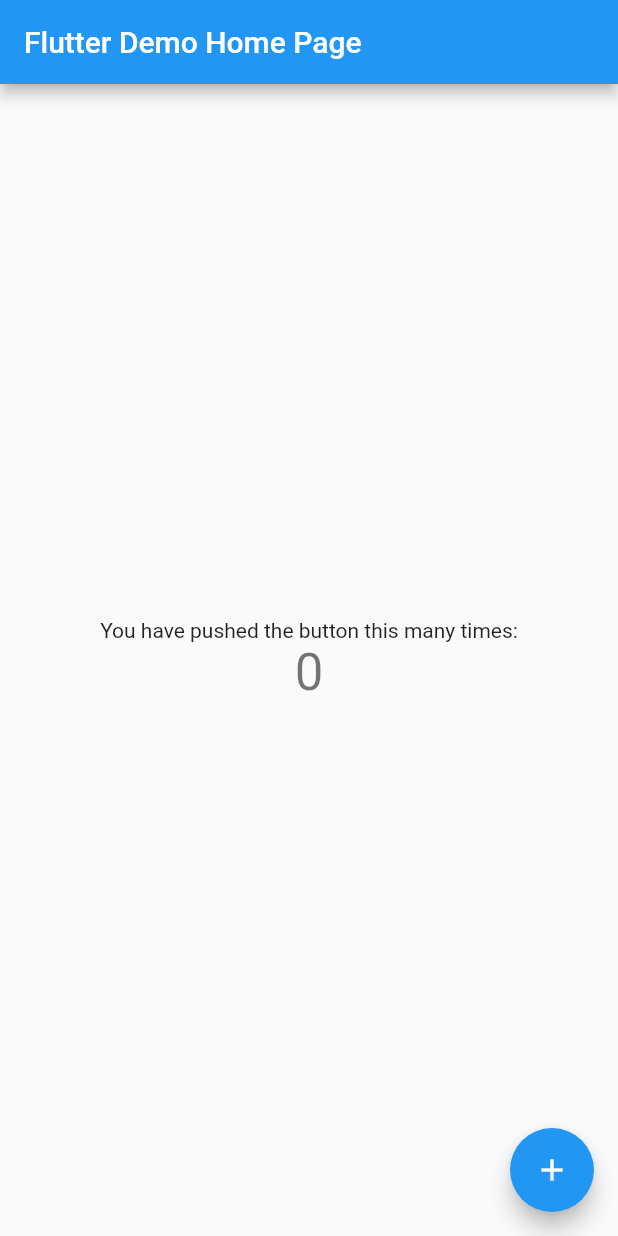
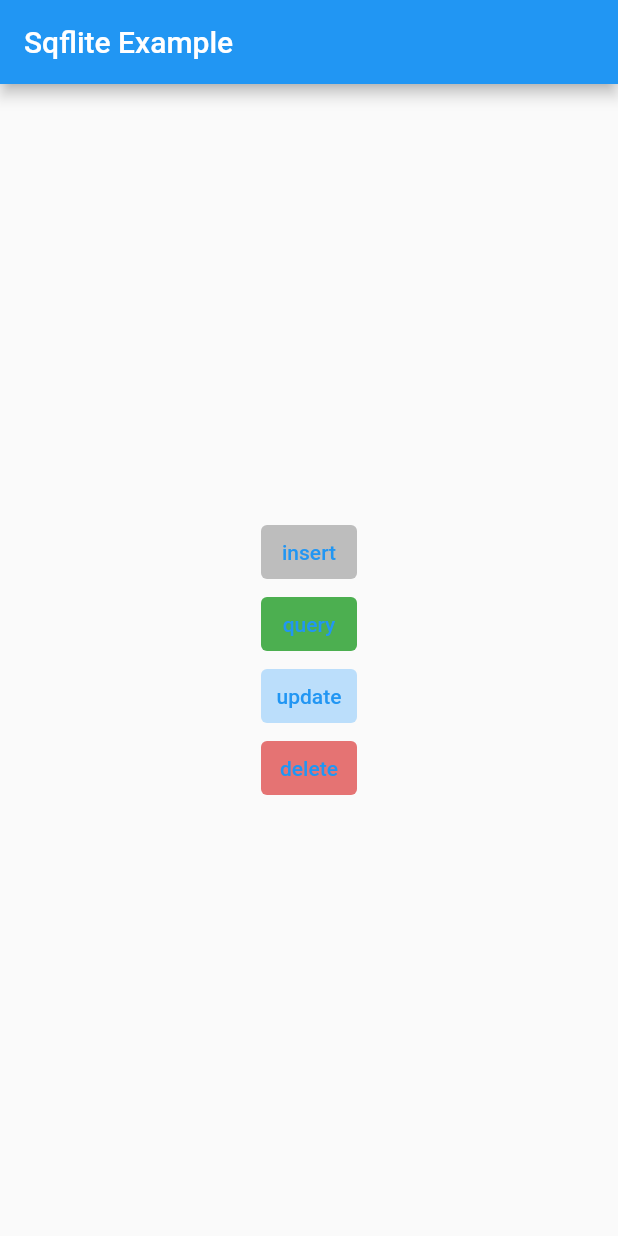
Before and after one commit to internessi/trainertimer, a Flutter app: the screen it shows after launch, on a phone screen of 412 x 824 dp. Run offline on Flutter 3.47's test engine with Material 2 defaults, Android fonts, the phone set to English and light mode, and no system bars; our stand-ins replace sqflite; accounts and stored records are empty.

Commit message:
Update main.dart

```diff
--- a/lib/main.dart
+++ b/lib/main.dart
@@ -1,113 +1,69 @@
 import 'package:flutter/material.dart';
+import 'db_helper.dart';
 
-void main() {
-  runApp(MyApp());
-}
+void main() => runApp(MaterialApp(
+      home: HomePage(),
+    ));
 
-class MyApp extends StatelessWidget {
-  // This widget is the root of your application.
+class HomePage extends StatelessWidget {
   @override
   Widget build(BuildContext context) {
-    return MaterialApp(
-      title: 'Flutter Demo',
-      theme: ThemeData(
-        // This is the theme of your application.
-        //
-        // Try running your application with "flutter run". You'll see the
-        // application has a blue toolbar. Then, without quitting the app, try
-        // changing the primarySwatch below to Colors.green and then invoke
-        // "hot reload" (press "r" in the console where you ran "flutter run",
-        // or simply save your changes to "hot reload" in a Flutter IDE).
-        // Notice that the counter didn't reset back to zero; the application
-        // is not restarted.
-        primarySwatch: Colors.blue,
-      ),
-      home: MyHomePage(title: 'Flutter Demo Home Page'),
-    );
-  }
-}
-
-class MyHomePage extends StatefulWidget {
-  MyHomePage({Key? key, required this.title}) : super(key: key);
-
-  // This widget is the home page of your application. It is stateful, meaning
-  // that it has a State object (defined below) that contains fields that affect
-  // how it looks.
-
-  // This class is the configuration for the state. It holds the values (in this
-  // case the title) provided by the parent (in this case the App widget) and
-  // used by the build method of the State. Fields in a Widget subclass are
-  // always marked "final".
-
-  final String title;
-
-  @override
-  _MyHomePageState createState() => _MyHomePageState();
-}
-
-class _MyHomePageState extends State<MyHomePage> {
-  int _counter =  0;
-
-  void _incrementCounter() {
-    setState(() {
-      // This call to setState tells the Flutter framework that something has
-      // changed in this State, which causes it to rerun the build method below
-      // so that the display can reflect the updated values. If we changed
-      // _counter without calling setState(), then the build method would not be
-      // called again, and so nothing would appear to happen.
-      _counter = _counter +3;
-    });
-  }
-
-  @override
-  Widget build(BuildContext context) {
-    // This method is rerun every time setState is called, for instance as done
-    // by the _incrementCounter method above.
-    //
-    // The Flutter framework has been optimized to make rerunning build methods
-    // fast, so that you can just rebuild anything that needs updating rather
-    // than having to individually change instances of widgets.
     return Scaffold(
         appBar: AppBar(
-        // Here we take the value from the MyHomePage object that was created by
-        // the App.build method, and use it to set our appbar title.
-        title: Text(widget.title),
+          title: Text('Sqflite Example'),
         ),
         body: Center(
-        // Center is a layout widget. It takes a single child and positions it
-        // in the middle of the parent.
           child: Column(
-          // Column is also a layout widget. It takes a list of children and
-          // arranges them vertically. By default, it sizes itself to fit its
-          // children horizontally, and tries to be as tall as its parent.
-          //
-          // Invoke "debug painting" (press "p" in the console, choose the
-          // "Toggle Debug Paint" action from the Flutter Inspector in Android
-          // Studio, or the "Toggle Debug Paint" command in Visual Studio Code)
-          // to see the wireframe for each widget.
-          //
-          // Column has various properties to control how it sizes itself and
-          // how it positions its children. Here we use mainAxisAlignment to
-          // center the children vertically; the main axis here is the vertical
-          // axis because Columns are vertical (the cross axis would be
-          // horizontal).
             mainAxisAlignment: MainAxisAlignment.center,
             children: <Widget>[
-            Text(
-              'You have pushed the button this many times:',
+              TextButton(
+                onPressed: () async {
+                  int i = await DatabaseHelper.instance
+                      .insert({DatabaseHelper.columnName: 'Frank'});
+                  print('the inserted id is: $i');
+                },
+                child: Text('insert'),
+                style: ButtonStyle(
+                    backgroundColor:
+                        MaterialStateProperty.all(Colors.grey[400])),
               ),
-            Text(
-              '$_counter',
-              style: Theme.of(context).textTheme.headline4,
+              TextButton(
+                onPressed: () async {
+                  List<Map<String, dynamic>> queryRows =
+                      await DatabaseHelper.instance.queryAll();
+                  print(queryRows);
+                },
+                child: Text('query'),
+                style: ButtonStyle(
+                    backgroundColor: MaterialStateProperty.all(Colors.green)),
+              ),
+              TextButton(
+                onPressed: () async {
+                  int updateRowsAffected = await DatabaseHelper.instance
+                      .update({
+                    DatabaseHelper.columnID: 3,
+                    DatabaseHelper.columnName: 'Mark'
+                  });
+                  print(updateRowsAffected);
+                },
+                child: Text('update'),
+                style: ButtonStyle(
+                    backgroundColor:
+                        MaterialStateProperty.all(Colors.blue[100])),
+              ),
+              TextButton(
+                onPressed: () async {
+                  int deleteRowsAffected =
+                      await DatabaseHelper.instance.delete(3);
+                  print(deleteRowsAffected);
+                },
+                child: Text('delete'),
+                style: ButtonStyle(
+                    backgroundColor:
+                        MaterialStateProperty.all(Colors.red[300])),
               ),
             ],
           ),
-      ),
-      floatingActionButton: FloatingActionButton(
-        onPressed: _incrementCounter,
-        tooltip: 'Increment',
-        child: Icon(Icons.add),
-      ), // This trailing comma makes auto-formatting nicer for build methods.
-    );
+        ));
   }
 }
```
Lines whose indentation alone changed are shown as unchanged.
